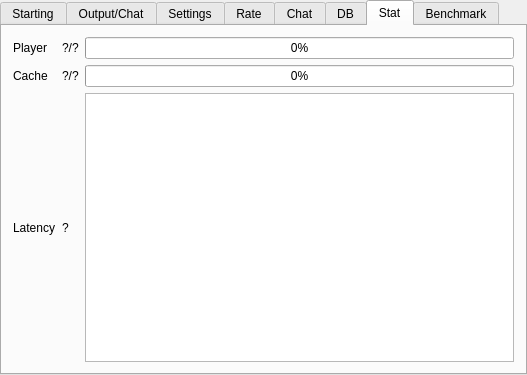
Before: the Qt Designer form server/MainWindow.ui in alphaonex86/CatchChallenger, drawn with Qt 5.
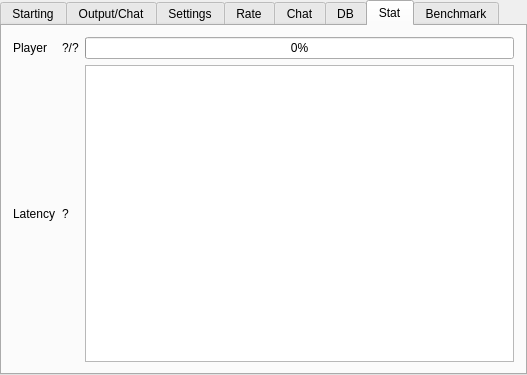
After: the same form once the commit is applied. The open tabs and pages were chosen to show the change. Icons and pictures are not drawn.

The edit to the form file:
```diff
--- a/server/MainWindow.ui
+++ b/server/MainWindow.ui
@@ -474,44 +474,23 @@
           </property>
          </widget>
         </item>
-        <item row="1" column="0">
-         <widget class="QLabel" name="label_16">
-          <property name="text">
-           <string>Cache</string>
-          </property>
-         </widget>
-        </item>
-        <item row="1" column="1">
-         <widget class="QLabel" name="label_cache">
-          <property name="text">
-           <string>?/?</string>
-          </property>
-         </widget>
-        </item>
         <item row="1" column="2">
-         <widget class="QProgressBar" name="progressBar_cache">
-          <property name="value">
-           <number>0</number>
-          </property>
-         </widget>
+         <widget class="QListWidget" name="listLatency"/>
         </item>
-        <item row="2" column="0">
+        <item row="1" column="0">
          <widget class="QLabel" name="label_18">
           <property name="text">
            <string>Latency</string>
           </property>
          </widget>
         </item>
-        <item row="2" column="1">
+        <item row="1" column="1">
          <widget class="QLabel" name="label_latency">
           <property name="text">
            <string>?</string>
           </property>
          </widget>
         </item>
-        <item row="2" column="2">
-         <widget class="QListWidget" name="listLatency"/>
-        </item>
        </layout>
       </widget>
       <widget class="QWidget" name="benchmark">
```
Left out of the diff: 2 changed lines with no effect on the pictures.
